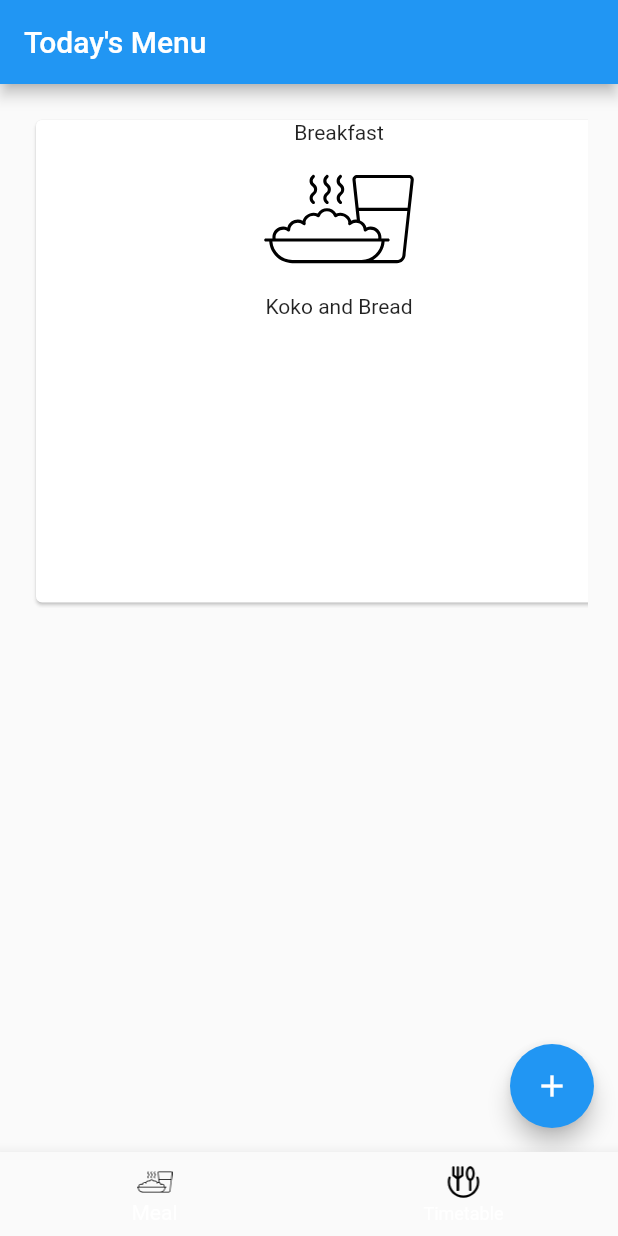
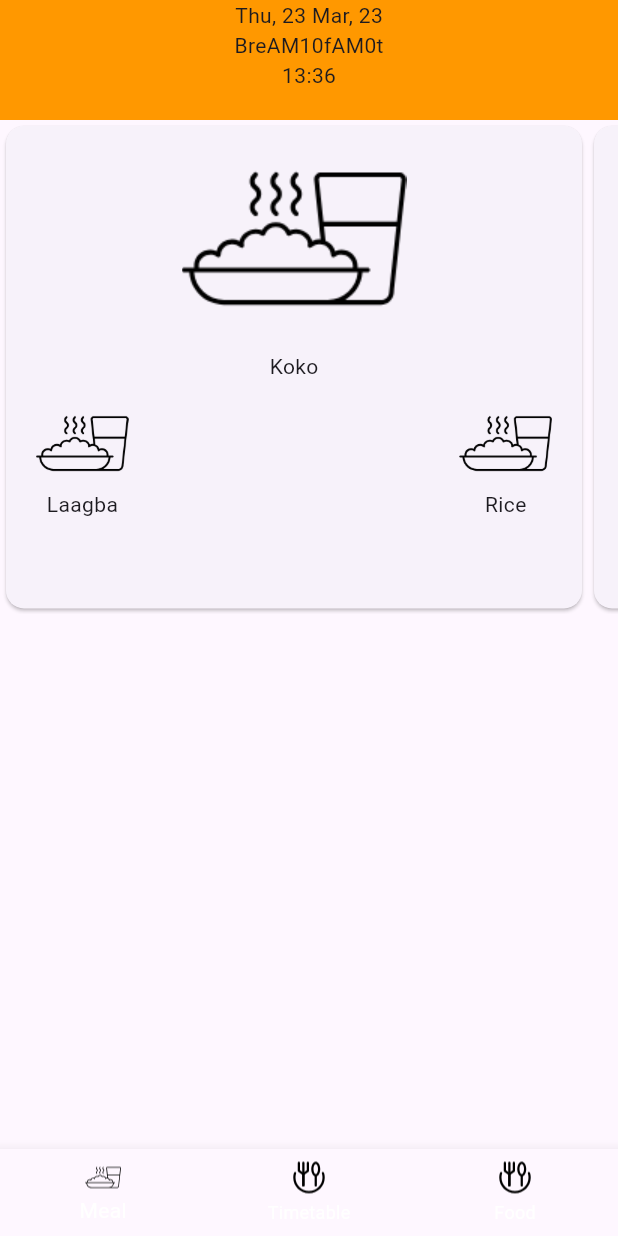
Before and after one commit to tjcode19/bettymeal, a Flutter app: the screen it shows after launch, on a phone screen of 412 x 824 dp. Run offline on Flutter 3.47's test engine with Material 2 defaults, Android fonts, the phone set to English and light mode, and no system bars; our stand-ins replace bloc, equatable, flutter_bloc, flutter_svg_provider, sqflite; accounts and stored records are empty.

Commit message:
feat:daily meal screen

```diff
--- a/lib/cubit/food_cubit.dart
+++ b/lib/cubit/food_cubit.dart
@@ -25,7 +25,7 @@ class FoodCubit extends Cubit<FoodState> {
     }
   }
 
-  Future<void> addFood(Food food) async {
+  Future<void> addFood(FoodModel food) async {
     try {
       await _foodRepository.addMeal(food);
       emit(FoodAdded());
--- a/lib/cubit/food_state.dart
+++ b/lib/cubit/food_state.dart
@@ -12,7 +12,7 @@ class FoodInitial extends FoodState {}
 class FoodLoading extends FoodState {}
 
 class FoodLoaded extends FoodState {
-  final List<Food> foods;
+  final List<FoodModel> foods;
 
   const FoodLoaded({required this.foods});
 
--- a/lib/cubit/timetable_cubit.dart
+++ b/lib/cubit/timetable_cubit.dart
@@ -22,7 +22,7 @@ class TimetableCubit extends Cubit<TimetableState> {
     }
   }
 
-  Future<void> addMeal(Timetable meal) async {
+  Future<void> addMeal(TimetableModel meal) async {
     try {
       await _repository.addMeal(meal);
       final meals = await _repository.getAllMeals();
--- a/lib/cubit/timetable_state.dart
+++ b/lib/cubit/timetable_state.dart
@@ -12,7 +12,7 @@ class TimetableInitial extends TimetableState {}
 class TimetableLoading extends TimetableState {}
 
 class TimetableLoaded extends TimetableState {
-  final List<Timetable> timetable;
+  final List<TimetableModel> timetable;
 
   const TimetableLoaded({required this.timetable});
 
--- a/lib/data/database/dao/food_dao.dart
+++ b/lib/data/database/dao/food_dao.dart
@@ -18,25 +18,25 @@ class FoodDao {
 
   FoodDao(this._database);
 
-  Future<int> insert(Food food) async {
+  Future<int> insert(FoodModel food) async {
     return await _database.insert(tableName, food.toMap());
   }
 
-  Future<int> update(Food food) async {
+  Future<int> update(FoodModel food) async {
     return await _database
         .update(tableName, food.toMap(), where: 'id = ?', whereArgs: [food.id]);
   }
 
-  Future<int> delete(Food food) async {
+  Future<int> delete(FoodModel food) async {
     return await _database
         .delete(tableName, where: 'id = ?', whereArgs: [food.id]);
   }
 
-  Future<List<Food>> getAll() async {
+  Future<List<FoodModel>> getAll() async {
     final List<Map<String, dynamic>> maps = await _database.query(tableName);
 
     return List.generate(maps.length, (i) {
-      return Food.fromMap(maps[i]);
+      return FoodModel.fromMap(maps[i]);
     });
   }
 }
--- a/lib/data/database/dao/timetable_dao.dart
+++ b/lib/data/database/dao/timetable_dao.dart
@@ -18,25 +18,25 @@ class TimetableDao {
 
   TimetableDao(this._database);
 
-  Future<int> insert(Timetable timetable) async {
+  Future<int> insert(TimetableModel timetable) async {
     return await _database.insert(tableName, timetable.toMap());
   }
 
-  Future<int> update(Timetable timetable) async {
+  Future<int> update(TimetableModel timetable) async {
     return await _database.update(tableName, timetable.toMap(),
         where: 'id = ?', whereArgs: [timetable.id]);
   }
 
-  Future<int> delete(Timetable timetable) async {
+  Future<int> delete(TimetableModel timetable) async {
     return await _database
         .delete(tableName, where: 'id = ?', whereArgs: [timetable.id]);
   }
 
-  Future<List<Timetable>> getAll() async {
+  Future<List<TimetableModel>> getAll() async {
     final List<Map<String, dynamic>> maps = await _database.query(tableName);
 
     return List.generate(maps.length, (i) {
-      return Timetable.fromMap(maps[i]);
+      return TimetableModel.fromMap(maps[i]);
     });
   }
 }
--- a/lib/data/models/food.dart
+++ b/lib/data/models/food.dart
@@ -1,18 +1,17 @@
-class Food {
-  final int id;
+class FoodModel {
+  final int? id;
   final String name;
   final String description;
   final String image;
 
-  Food({
-    required this.id,
-    required this.name,
-    required this.description,
-    required this.image
-  });
+  FoodModel(
+      {this.id,
+      required this.name,
+      required this.description,
+      required this.image});
 
-  factory Food.fromMap(Map<String, dynamic> map) {
-    return Food(
+  factory FoodModel.fromMap(Map<String, dynamic> map) {
+    return FoodModel(
         id: map['id'],
         name: map['name'],
         description: map['description'],
@@ -20,11 +19,6 @@ class Food {
   }
 
   Map<String, dynamic> toMap() {
-    return {
-      'id': id,
-      'name': name,
-      'description': description,
-      'image': image
-    };
+    return {'id': id, 'name': name, 'description': description, 'image': image};
   }
 }
--- a/lib/data/models/timetable.dart
+++ b/lib/data/models/timetable.dart
@@ -1,25 +1,25 @@
 import 'food.dart';
 
-class Timetable {
-  final int id;
+class TimetableModel {
+  final int? id;
   final DateTime date;
-  final List<Food> foods;
+  final List<FoodModel> foods;
 
-  Timetable({required this.id, required this.date, required this.foods});
+  TimetableModel({this.id, required this.date, required this.foods});
 
   // Define the `fromMap` method
-  factory Timetable.fromMap(Map<String, dynamic> map) {
+  factory TimetableModel.fromMap(Map<String, dynamic> map) {
     final foodList = List<Map<String, dynamic>>.from(map['foods']);
     // final foods = foodList.map((food) => Food.fromMap(food)).toList();
 
-    return Timetable(
+    return TimetableModel(
       id: map['id'],
       date: DateTime.parse(map['date']),
       foods: [],
     );
   }
 
-  // Convert a Timetable object to a map
+  // Convert a TimetableModel object to a map
   Map<String, dynamic> toMap() {
     return {
       'id': id,
--- a/lib/data/repositories/food_repository.dart
+++ b/lib/data/repositories/food_repository.dart
@@ -4,11 +4,11 @@ import '../models/food.dart';
 class FoodRepository {
   final foodDao = AppDatabase.instance.foodDao;
 
-  Future<List<Food>> getAllMeals() async {
+  Future<List<FoodModel>> getAllMeals() async {
     return await foodDao.getAll();
   }
 
-  Future<void> addMeal(Food food) async {
+  Future<void> addMeal(FoodModel food) async {
     await foodDao.insert(food);
   }
 }
--- a/lib/data/repositories/timetable_repository.dart
+++ b/lib/data/repositories/timetable_repository.dart
@@ -1,14 +1,15 @@
+
 import '../database/app_database.dart';
 import '../models/timetable.dart';
 
 class TimetableRepository {
   final _timetableDao = AppDatabase.instance.timetableDao;
 
-  Future<List<Timetable>> getAllMeals() async {
+  Future<List<TimetableModel>> getAllMeals() async {
     return await _timetableDao.getAll();
   }
 
-  Future<void> addMeal(Timetable meal) async {
+  Future<void> addMeal(TimetableModel meal) async {
     await _timetableDao.insert(meal);
   }
 }
--- a/lib/main.dart
+++ b/lib/main.dart
@@ -36,10 +36,10 @@ class MyApp extends StatelessWidget {
         debugShowCheckedModeBanner: false,
         theme: ThemeData(
           primarySwatch: Colors.blue,
+          useMaterial3: true,
         ),
         initialRoute: Routes.home,
         onGenerateRoute: Routes.generateRoute,
-
       ),
     );
   }
--- a/lib/ui/screens/addmeal.dart
+++ b/lib/ui/screens/addmeal.dart
@@ -91,7 +91,7 @@ class _AddMealScreenState extends State<AddMealScreen> {
                   ElevatedButton(
                     onPressed: () async {
                       if (_formKey.currentState!.validate()) {
-                        final food = Food(
+                        final food = FoodModel(
                             name: _foodNameController.text,
                             // calories: int.parse(_foodCaloriesController.text),
                             // category: _foodCategoryController.text,
--- a/lib/ui/screens/daily_menu.dart
+++ b/lib/ui/screens/daily_menu.dart
@@ -1,10 +1,15 @@
 import 'package:bettymeals/routes.dart';
+import 'package:bettymeals/ui/widgets/food_card.dart';
+import 'package:bettymeals/ui/widgets/time_table.dart';
 import 'package:bettymeals/utils/constants.dart';
+import 'package:bettymeals/utils/helper.dart';
 import 'package:flutter/material.dart';
 import 'package:flutter_bloc/flutter_bloc.dart';
 import 'package:flutter_svg_provider/flutter_svg_provider.dart';
 
 import '../../cubit/timetable_cubit.dart';
+import '../../data/models/food.dart';
+import '../../data/models/timetable.dart';
 import '../widgets/timetable.dart';
 
 class DailyMenuScreen extends StatefulWidget {
@@ -17,23 +22,59 @@ class DailyMenuScreen extends StatefulWidget {
 class _DailyMenuScreenState extends State<DailyMenuScreen> {
   late final TimetableCubit _timetableCubit;
 
+  DateTime currentDate = DateTime.now();
   final List<String> period = ['Breakfast', 'Lunch', 'Dinner'];
+
+  final List<TimetableModel> timetable = [
+    TimetableModel(date: DateTime.now(), foods: [
+      FoodModel(description: 'Light food', image: '', name: 'Koko'),
+      FoodModel(description: 'Light food', image: '', name: 'Laagba'),
+      FoodModel(description: 'Light food', image: '', name: 'Rice')
+    ])
+  ];
+
+  late ScrollController _scrollController;
+  int _scrollPosition = 0;
+
+  _scrollListener() {
+    setState(() {
+      _scrollPosition =
+          (_scrollController.position.pixels / CommonUtils.sw(context)).round();
+    });
+  }
 
   @override
   void initState() {
     super.initState();
+
+    _scrollController = ScrollController();
+    _scrollController.addListener(_scrollListener);
     _timetableCubit = context.read<TimetableCubit>();
     _timetableCubit.loadMeals();
+
+    int a = 0;
+    while (a < 6) {
+      currentDate = currentDate.add(const Duration(days: 1));
+      timetable.add(
+        TimetableModel(date: currentDate, foods: [
+          FoodModel(description: 'Light food', image: '', name: 'Koko'),
+          FoodModel(description: 'Light food', image: '', name: 'Laagba'),
+          FoodModel(description: 'Light food', image: '', name: 'Rice')
+        ]),
+      );
+
+      a++;
+    }
   }
 
   @override
   Widget build(BuildContext context) {
     return Scaffold(
-      appBar: AppBar(
-        title: const Text('Today\'s Menu'),
-      ),
+      // appBar: AppBar(
+      //   title: const Text('Today\'s Menu'),
+      // ),
       body: Container(
-        padding: EdgeInsets.all(CommonUtils.padding),
+        // padding: EdgeInsets.all(CommonUtils.padding),
         child: BlocBuilder<TimetableCubit, TimetableState>(
           builder: (context, state) {
             if (state is TimetableLoading) {
@@ -43,49 +84,64 @@ class _DailyMenuScreenState extends State<DailyMenuScreen> {
             } else if (state is TimetableLoaded) {
               return Column(
                 children: [
+                  Container(
+                    color: Colors.orange,
+                    padding: EdgeInsets.only(
+                        top: CommonUtils.topPadding(context, s: 1.4),
+                        bottom: CommonUtils.padding,
+                        right: CommonUtils.padding,
+                        left: CommonUtils.padding),
+                    width: double.infinity,
+                    child: Column(
+                      children: [
+                        Text(HelperMethod.formatDate(
+                            timetable[_scrollPosition].date.toIso8601String(),
+                            pattern: 'EEE, dd MMM, yy')),
+                        Text(HelperMethod.formatDate(
+                            timetable[2].date.toIso8601String(),
+                            pattern: 'Breakfast')),
+                        Text(HelperMethod.formatDate(
+                            timetable[2].date.toIso8601String(),
+                            pattern: '13:36')),
+                      ],
+                    ),
+                  ),
                   SizedBox(
                     height: CommonUtils.sh(context, s: 0.4),
                     child: ListView.builder(
-                      itemCount: 3,
+                      controller: _scrollController,
+                      itemCount: timetable.length,
                       scrollDirection: Axis.horizontal,
                       itemBuilder: (context, index) {
                         return SizedBox(
-                          width: CommonUtils.sw(context),
-                          height: 100,
-                          child: Card(
-                            child: Column(
-                              children: [
-                                Text(period[index]),
-                                Image(
-                                  width: 100,
-                                  height: 100,
-                                  image: Svg('assets/icons/meal.svg'),
-                                ),
-                                Text('Koko and Bread'),
-                              ],
-                            ),
-                          ),
-                        );
+                            width:
+                                CommonUtils.sw(context) - (CommonUtils.padding),
+                            height: 100,
+                            child: Card(
+                              child: FoodCard(
+                                timetable: timetable[index],
+                              ),
+                            ));
                       },
                     ),
                   ),
                 ],
               );
             } else {
-              return Center(
+              return const Center(
                 child: Text('Failed to load meals.'),
               );
             }
           },
         ),
       ),
-      floatingActionButton: FloatingActionButton(
-        onPressed: () {
-          // TODO: Add new meal item
-          Navigator.pushNamed(context, Routes.addFood);
-        },
-        child: Icon(Icons.add),
-      ),
+      // floatingActionButton: FloatingActionButton(
+      //   onPressed: () {
+      //     // TODO: Add new meal item
+      //     Navigator.pushNamed(context, Routes.addFood);
+      //   },
+      //   child: Icon(Icons.add),
+      // ),
     );
   }
 }
--- a/lib/ui/screens/index.dart
+++ b/lib/ui/screens/index.dart
@@ -86,6 +86,14 @@ class _HomePageState extends State<HomePage> {
             image: Svg('assets/icons/table.svg'),
           ),
           label: 'Timetable',
+        ),
+        BottomNavigationBarItem(
+          icon: Image(
+            width: 24,
+            height: 24,
+            image: Svg('assets/icons/table.svg'),
+          ),
+          label: 'Food',
         )
       ],
       selectedItemColor: Colors.white,
--- /dev/null
+++ b/lib/ui/widgets/food_card.dart
@@ -0,0 +1,42 @@
+import 'package:bettymeals/data/models/timetable.dart';
+import 'package:bettymeals/ui/widgets/food_item.dart';
+import 'package:bettymeals/utils/constants.dart';
+import 'package:flutter/material.dart';
+
+class FoodCard extends StatelessWidget {
+  const FoodCard({super.key, required this.timetable});
+
+  final TimetableModel timetable;
+
+  @override
+  Widget build(BuildContext context) {
+    return Column(
+      children: [
+        FoodItem(
+          timetable: timetable,
+          foodType: 0,
+        ),
+        Expanded(
+          child: Padding(
+            padding: EdgeInsets.all(CommonUtils.padding),
+            child: Row(
+              mainAxisAlignment: MainAxisAlignment.spaceBetween,
+              children: [
+                FoodItem(
+                  timetable: timetable,
+                  foodType: 1,
+                  sizeW: 0.15,
+                ),
+                FoodItem(
+                  timetable: timetable,
+                  foodType: 2,
+                  sizeW: 0.15,
+                ),
+              ],
+            ),
+          ),
+        )
+      ],
+    );
+  }
+}
--- /dev/null
+++ b/lib/ui/widgets/food_item.dart
@@ -0,0 +1,34 @@
+import 'package:bettymeals/data/models/timetable.dart';
+import 'package:flutter/material.dart';
+import 'package:flutter_svg_provider/flutter_svg_provider.dart';
+
+import '../../utils/constants.dart';
+
+class FoodItem extends StatelessWidget {
+  const FoodItem(
+      {super.key,
+      required this.timetable,
+      required this.foodType,
+      this.sizeW = 1});
+
+  final TimetableModel timetable;
+  final int foodType;
+  final double sizeW;
+
+  @override
+  Widget build(BuildContext context) {
+    return Flexible(
+      child: SizedBox(
+        width: CommonUtils.sw(context, s: sizeW),
+        child: Column(
+          children: [
+            const Image(
+              image: Svg('assets/icons/meal.svg'),
+            ),
+            Text(timetable.foods[foodType].name),
+          ],
+        ),
+      ),
+    );
+  }
+}
--- a/lib/ui/widgets/timetable.dart
+++ b/lib/ui/widgets/timetable.dart
@@ -4,7 +4,7 @@ import '../../data/models/food.dart';
 import '../../data/models/timetable.dart';
 
 class TimetableItemWidget extends StatelessWidget {
-  final Timetable timetable;
+  final TimetableModel timetable;
 
   TimetableItemWidget({required this.timetable});
 
@@ -15,7 +15,7 @@ class TimetableItemWidget extends StatelessWidget {
       subtitle: Column(
         crossAxisAlignment: CrossAxisAlignment.start,
         children: [
-          for (Food food in timetable.foods) ...[
+          for (FoodModel food in timetable.foods) ...[
             Text(food.name),
             SizedBox(height: 4),
           ],
--- a/lib/utils/constants.dart
+++ b/lib/utils/constants.dart
@@ -10,13 +10,16 @@ class CommonUtils {
 
   static double xmargin = 20;
 
-  static sw(BuildContext context) {
-    return MediaQuery.of(context).size.width;
+  static sw(BuildContext context, {double s = 1.0}) {
+    return MediaQuery.of(context).size.width * s;
   }
 
   static sh(BuildContext context, {double s = 1.0}) {
-
-    print('We are looking ${MediaQuery.of(context).size.height * s}');
     return MediaQuery.of(context).size.height * s;
   }
+
+
+  static topPadding(BuildContext context, {double s = 1.0}) {
+    return MediaQuery.of(context).padding.top * s;
+  }
 }
--- /dev/null
+++ b/lib/utils/helper.dart
@@ -0,0 +1,26 @@
+import 'package:intl/intl.dart';
+
+class HelperMethod {
+  static formatMoneyTextField(double amt) {
+    ArgumentError.checkNotNull(amt, 'value');
+    amt = amt / 100;
+    final formatCurrency = NumberFormat.currency(symbol: '');
+
+    return formatCurrency.format(amt);
+  }
+
+  static formatDate(String? selDate, {pattern = 'dd MMM, yyyy'}) {
+    String formattedDate;
+    if (selDate != null) {
+      var date1 = DateTime.parse(selDate);
+      formattedDate = DateFormat(pattern).format(date1);
+    } else {
+      DateTime now = DateTime.now();
+      formattedDate = DateFormat(pattern).format(now);
+    }
+
+    return formattedDate;
+  }
+
+  static const String apiKey = "AIzaSyCihd5llNTsip2H1TwjjPCZ-90d0lEdJgA";
+}
--- a/pubspec.yaml
+++ b/pubspec.yaml
@@ -40,6 +40,7 @@ dependencies:
   sqflite: ^2.0.0+3
   path_provider: ^2.0.3
   flutter_svg_provider: ^1.0.3
+  intl: ^0.18.0
 
 dev_dependencies:
   flutter_test:
```
Also changed, not shown: pubspec.lock.
